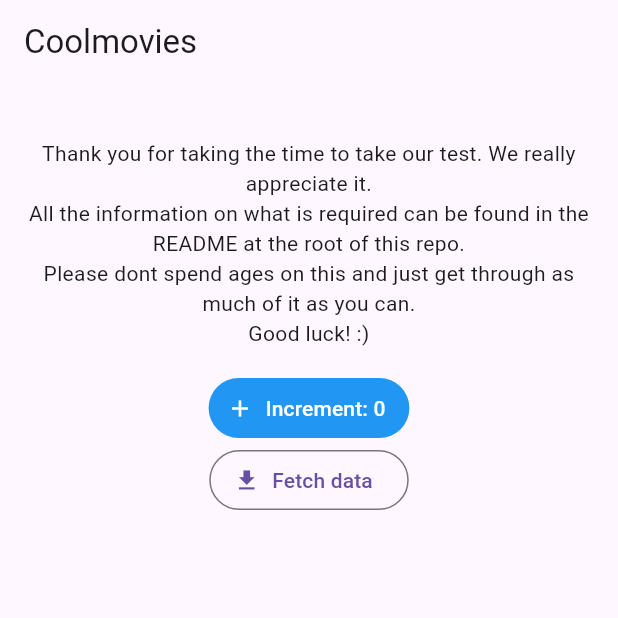
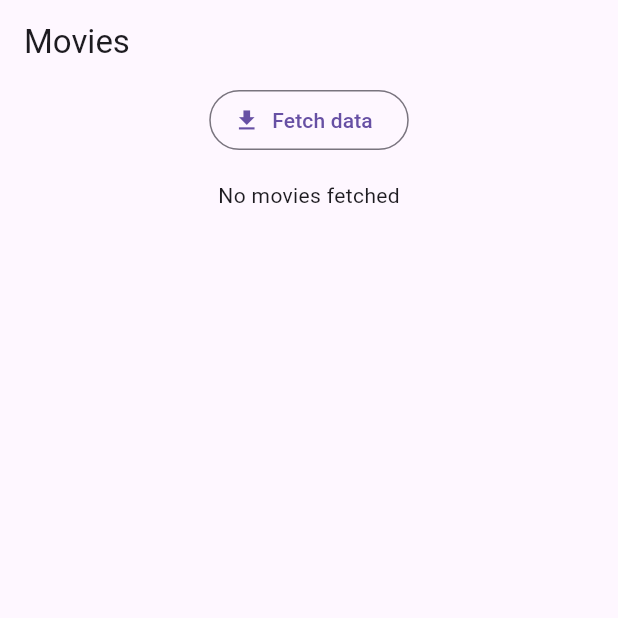
Before and after one commit to hydev777/movies_resources, a Flutter app: the screen it shows after launch, on a phone screen of 412 x 824 dp, the top half of it. Run offline on Flutter 3.47's test engine with Material 3 defaults, Android fonts, the phone set to English and light mode, and no system bars; our stand-ins replace bloc, equatable, flutter_bloc, graphql_flutter.

Commit message:
Added Repository to Bloc to fetch the Movies data

```diff
--- a/lib/app/app.dart
+++ b/lib/app/app.dart
@@ -1,7 +1,6 @@
 import 'package:flutter/material.dart';
-import 'package:graphql_flutter/graphql_flutter.dart';
-import 'package:movies_repository/movies_repository.dart';
-import 'package:provider/provider.dart';
+
+import '../movie/view/movies_page.dart';
 
 class MyApp extends StatelessWidget {
   const MyApp({Key? key}) : super(key: key);
@@ -13,107 +12,7 @@ class MyApp extends StatelessWidget {
       theme: ThemeData(
         primarySwatch: Colors.blue,
       ),
-      home: const MyHomePage(title: 'Coolmovies'),
+      home: const MoviesPage(title: 'Coolmovies'),
     );
   }
 }
-
-class MyHomePage extends StatefulWidget {
-  const MyHomePage({Key? key, required this.title}) : super(key: key);
-
-  final String title;
-
-  @override
-  State<MyHomePage> createState() => _MyHomePageState();
-}
-
-class _MyHomePageState extends State<MyHomePage> {
-  final ValueNotifier<Map<String, dynamic>?> _data = ValueNotifier(null);
-  int _counter = 0;
-
-  void _incrementCounter() {
-    setState(() {
-      _counter++;
-    });
-  }
-
-  void _fetchData() async {
-    print('Fetching data...');
-    final movies = await Provider.of<MoviesRepositories>(context, listen: false)
-        .allMovies();
-
-    _data.value = {
-      "movies": movies
-          .map(
-            (movie) => movie.toString(),
-          )
-          .toList(),
-    };
-  }
-
-  @override
-  Widget build(BuildContext context) {
-    return Scaffold(
-      appBar: AppBar(
-        title: Text(widget.title),
-      ),
-      body: SingleChildScrollView(
-        child: Padding(
-          padding: const EdgeInsets.symmetric(horizontal: 16.0),
-          child: Center(
-            child: Column(
-              mainAxisAlignment: MainAxisAlignment.center,
-              children: <Widget>[
-                const Padding(
-                  padding: EdgeInsets.only(top: 36.0),
-                  child: Text(
-                    """Thank you for taking the time to take our test. We really appreciate it.
-All the information on what is required can be found in the README at the root of this repo.
-Please dont spend ages on this and just get through as much of it as you can.
-Good luck! :)""",
-                    textAlign: TextAlign.center,
-                  ),
-                ),
-                const SizedBox(height: 16),
-                TextButton.icon(
-                  onPressed: _incrementCounter,
-                  icon: const Icon(Icons.add),
-                  label: Text('Increment: $_counter'),
-                  style: TextButton.styleFrom(
-                    foregroundColor: Colors.white,
-                    backgroundColor: Colors.blue,
-                  ),
-                ),
-                OutlinedButton.icon(
-                  onPressed: _fetchData,
-                  icon: const Icon(Icons.download),
-                  label: const Text('Fetch data'),
-                ),
-                const SizedBox(height: 16),
-                ValueListenableBuilder(
-                    valueListenable: _data,
-                    builder: (BuildContext context, Map<String, dynamic>? data,
-                        Widget? _) {
-                      return data != null
-                          ? Container(
-                              padding: const EdgeInsets.all(8),
-                              decoration: BoxDecoration(
-                                color: Colors.grey[300],
-                                border: Border.all(
-                                  color: Colors.grey.shade700,
-                                  width: 1,
-                                ),
-                                borderRadius: BorderRadius.circular(4),
-                              ),
-                              child: Text(data.toString()),
-                            )
-                          : Container();
-                    }),
-              ],
-            ),
-          ),
-        ),
-      ),
-    );
-  }
-}
--- /dev/null
+++ b/lib/movie/cubit/movie_cubit.dart
@@ -0,0 +1,35 @@
+import 'package:bloc/bloc.dart';
+import 'package:equatable/equatable.dart';
+import 'package:movies_repository/movies_repository.dart';
+
+part 'movie_state.dart';
+
+class MovieCubit extends Cubit<MovieState> {
+  MovieCubit({
+    required MoviesRepositories moviesRepositories,
+  })  : _moviesRepositories = moviesRepositories,
+        super(const MovieState());
+
+  final MoviesRepositories _moviesRepositories;
+
+  Future<void> onGetAllMovies() async {
+    emit(
+      state.copyWith(moviesStatus: MoviesStatus.loading),
+    );
+
+    try {
+      final movies = await _moviesRepositories.allMovies();
+
+      emit(
+        state.copyWith(
+          moviesStatus: MoviesStatus.completed,
+          movies: movies,
+        ),
+      );
+    } catch (err) {
+      emit(
+        state.copyWith(moviesStatus: MoviesStatus.error),
+      );
+    }
+  }
+}
--- /dev/null
+++ b/lib/movie/cubit/movie_state.dart
@@ -0,0 +1,29 @@
+part of 'movie_cubit.dart';
+
+enum MoviesStatus { initial, loading, completed, empty, error }
+
+class MovieState extends Equatable {
+  const MovieState({
+    this.moviesStatus = MoviesStatus.initial,
+    this.movies = const [],
+  });
+
+  final MoviesStatus? moviesStatus;
+  final List<Movie>? movies;
+
+  MovieState copyWith({
+    MoviesStatus? moviesStatus,
+    List<Movie>? movies,
+  }) {
+    return MovieState(
+      moviesStatus: moviesStatus ?? this.moviesStatus,
+      movies: movies ?? this.movies,
+    );
+  }
+
+  @override
+  List<Object?> get props => [
+        moviesStatus,
+        movies,
+      ];
+}
--- /dev/null
+++ b/lib/movie/view/movies_page.dart
@@ -0,0 +1,29 @@
+import 'package:flutter/material.dart';
+import 'package:flutter_bloc/flutter_bloc.dart';
+import 'package:movies_repository/movies_repository.dart';
+
+import '../cubit/movie_cubit.dart';
+import 'movies_view.dart';
+
+class MoviesPage extends StatefulWidget {
+  const MoviesPage({Key? key, required this.title}) : super(key: key);
+
+  final String title;
+
+  @override
+  State<MoviesPage> createState() => _MoviesPageState();
+}
+
+class _MoviesPageState extends State<MoviesPage> {
+  @override
+  Widget build(BuildContext context) {
+    return BlocProvider(
+      create: (context) {
+        return MovieCubit(
+          moviesRepositories: context.read<MoviesRepositories>(),
+        );
+      },
+      child: const MoviesView(),
+    );
+  }
+}
--- /dev/null
+++ b/lib/movie/view/movies_view.dart
@@ -0,0 +1,86 @@
+import 'package:flutter/material.dart';
+import 'package:flutter/widgets.dart';
+import 'package:flutter_bloc/flutter_bloc.dart';
+
+import '../cubit/movie_cubit.dart';
+
+class MoviesView extends StatefulWidget {
+  const MoviesView({
+    super.key,
+  });
+
+  @override
+  State<MoviesView> createState() => _MOviesViewState();
+}
+
+class _MOviesViewState extends State<MoviesView> {
+  @override
+  Widget build(BuildContext context) {
+    return Scaffold(
+      appBar: AppBar(
+        title: const Text('Movies'),
+      ),
+      body: SingleChildScrollView(
+        child: Padding(
+          padding: const EdgeInsets.symmetric(horizontal: 16.0),
+          child: Center(
+            child: Column(
+              mainAxisAlignment: MainAxisAlignment.center,
+              children: <Widget>[
+                OutlinedButton.icon(
+                  onPressed: () {
+                    context.read<MovieCubit>().onGetAllMovies();
+                  },
+                  icon: const Icon(Icons.download),
+                  label: const Text('Fetch data'),
+                ),
+                const SizedBox(height: 16),
+                BlocBuilder<MovieCubit, MovieState>(builder: (context, state) {
+                  if (state.moviesStatus == MoviesStatus.initial) {
+                    return const Text('No movies fetched');
+                  }
+
+                  if (state.moviesStatus == MoviesStatus.completed) {
+                    final movies = context.watch<MovieCubit>().state.movies;
+
+                    return Column(
+                      children: [
+                        ...movies!
+                            .map(
+                              (movie) => Text(movie.title!),
+                            )
+                            .toList()
+                      ],
+                    );
+                  }
+
+                  if (state.moviesStatus == MoviesStatus.loading) {
+                    return const Center(
+                      child: CircularProgressIndicator(),
+                    );
+                  }
+
+                  if (state.moviesStatus == MoviesStatus.empty) {
+                    return const Center(
+                      child: Text("No movies available"),
+                    );
+                  }
+
+                  if (state.moviesStatus == MoviesStatus.error) {
+                    return const Center(
+                      child: Text("An error has ocurred"),
+                    );
+                  }
+
+                  return const Center(
+                    child: Text("An unexpected error has ocurred"),
+                  );
+                }),
+              ],
+            ),
+          ),
+        ),
+      ),
+    );
+  }
+}
--- a/packages/movies_repository/pubspec.yaml
+++ b/packages/movies_repository/pubspec.yaml
@@ -6,7 +6,6 @@ environment:
   sdk: ^3.3.2
 
 dependencies:
-  # path: ^1.8.0
   graphql_flutter: ^5.1.2
   equatable: ^2.0.5
 
--- a/pubspec.yaml
+++ b/pubspec.yaml
@@ -16,6 +16,8 @@ dependencies:
   cupertino_icons: ^1.0.2
   provider: ^6.1.2
   go_router: ^13.2.1
+  bloc: ^8.1.4
+  flutter_bloc: ^8.1.5
 
   movies_repository:
     path: packages/movies_repository
```
Also changed, not shown: lib/main.dart (+0 -11 lines), pubspec.lock, 1 other file.
